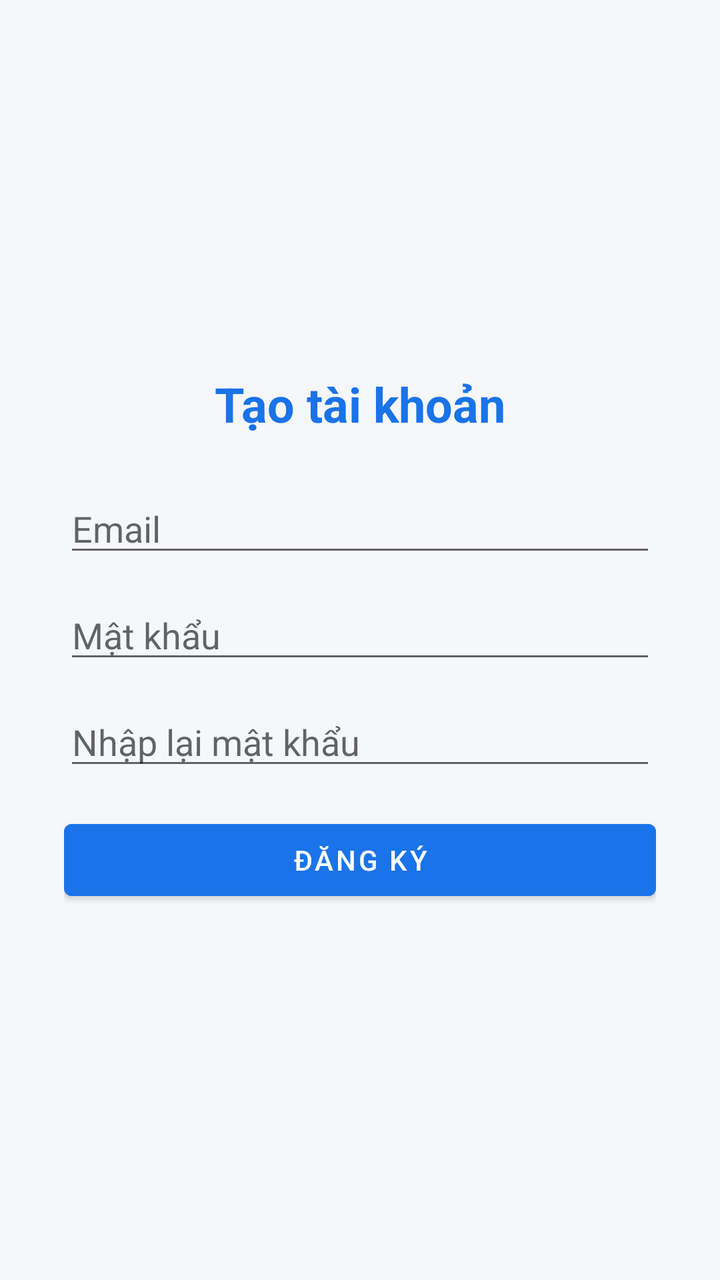
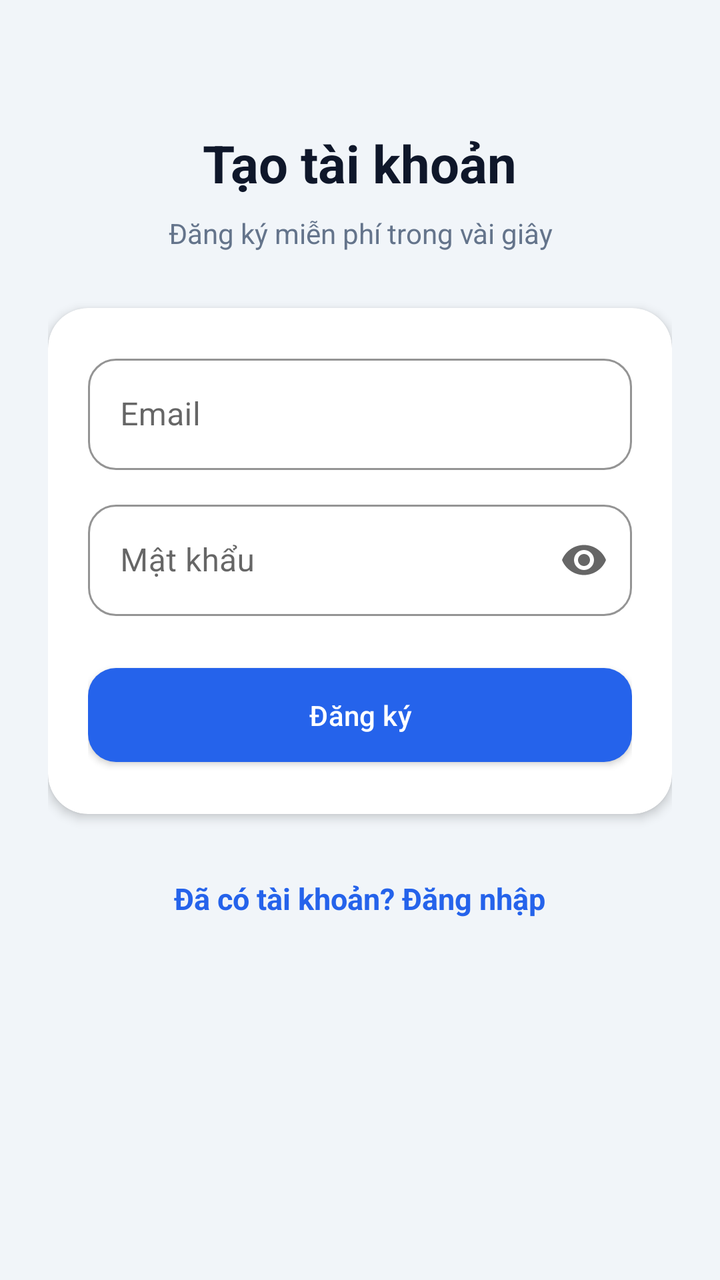

The first picture is an Android layout as it rendered before a commit; the second is the same layout after the commit. The layout source and the unified diff follow.
<!-- AndroidManifest.xml: application theme Theme.JobFinder -->
<!-- res/layout/activity_register.xml -->
<?xml version="1.0" encoding="utf-8"?>
<LinearLayout xmlns:android="http://schemas.android.com/apk/res/android"
    android:layout_width="match_parent"
    android:layout_height="match_parent"
    android:orientation="vertical"
    android:gravity="center"
    android:padding="32dp"
    android:background="@color/background">

    <TextView
        android:layout_width="wrap_content"
        android:layout_height="wrap_content"
        android:text="@string/register_title"
        android:textSize="24sp"
        android:textStyle="bold"
        android:textColor="@color/brand_primary"
        android:layout_marginBottom="24dp" />

    <EditText
        android:id="@+id/edtEmail"
        android:layout_width="match_parent"
        android:layout_height="wrap_content"
        android:hint="@string/email_hint"
        android:inputType="textEmailAddress" />

    <EditText
        android:id="@+id/edtPassword"
        android:layout_width="match_parent"
        android:layout_height="wrap_content"
        android:layout_marginTop="12dp"
        android:hint="@string/password_hint"
        android:inputType="textPassword" />

    <EditText
        android:id="@+id/edtPasswordConfirm"
        android:layout_width="match_parent"
        android:layout_height="wrap_content"
        android:layout_marginTop="12dp"
        android:hint="Nhập lại mật khẩu"
        android:inputType="textPassword" />

    <ProgressBar
        android:id="@+id/progressBar"
        android:layout_width="wrap_content"
        android:layout_height="wrap_content"
        android:layout_marginTop="16dp"
        android:visibility="gone" />

    <Button
        android:id="@+id/btnRegister"
        android:layout_width="match_parent"
        android:layout_height="wrap_content"
        android:layout_marginTop="16dp"
        android:text="@string/register_button"
        android:backgroundTint="@color/brand_primary"
        android:textColor="@color/white" />

</LinearLayout>
<!-- resources referenced by this layout -->
<resources>
  <color name="background">#F5F7FA</color>
  <color name="brand_primary">#1A73E8</color>
  <color name="white">#FFFFFF</color>
  <string name="email_hint">Email</string>
  <string name="password_hint">Mật khẩu</string>
  <string name="register_button">Đăng ký</string>
  <string name="register_title">Tạo tài khoản</string>
  <style name="Theme.JobFinder" parent="Theme.MaterialComponents.DayNight.NoActionBar">
          <item name="colorPrimary">@color/brand_primary</item>
          <item name="colorPrimaryDark">@color/brand_primary_dark</item>
          <item name="colorAccent">@color/brand_accent</item>
          <item name="android:windowBackground">@color/background</item>
      </style>
  <color name="brand_primary_dark">#0F52A6</color>
  <color name="brand_accent">#FFB300</color>
</resources>

<!-- the commit's change to res/layout/activity_register.xml (unified diff, before → after) -->
@@ -1,58 +1,107 @@
 <?xml version="1.0" encoding="utf-8"?>
-<LinearLayout xmlns:android="http://schemas.android.com/apk/res/android"
+<ScrollView xmlns:android="http://schemas.android.com/apk/res/android"
+    xmlns:app="http://schemas.android.com/apk/res-auto"
     android:layout_width="match_parent"
     android:layout_height="match_parent"
-    android:orientation="vertical"
-    android:gravity="center"
-    android:padding="32dp"
+    android:fillViewport="true"
     android:background="@color/background">
 
-    <TextView
-        android:layout_width="wrap_content"
-        android:layout_height="wrap_content"
-        android:text="@string/register_title"
-        android:textSize="24sp"
-        android:textStyle="bold"
-        android:textColor="@color/brand_primary"
-        android:layout_marginBottom="24dp" />
-
-    <EditText
-        android:id="@+id/edtEmail"
+    <LinearLayout
         android:layout_width="match_parent"
         android:layout_height="wrap_content"
-        android:hint="@string/email_hint"
-        android:inputType="textEmailAddress" />
+        android:orientation="vertical"
+        android:padding="24dp"
+        android:gravity="center_horizontal">
 
-    <EditText
-        android:id="@+id/edtPassword"
-        android:layout_width="match_parent"
-        android:layout_height="wrap_content"
-        android:layout_marginTop="12dp"
-        android:hint="@string/password_hint"
-        android:inputType="textPassword" />
+        <View
+            android:layout_width="0dp"
+            android:layout_height="40dp" />
 
-    <EditText
-        android:id="@+id/edtPasswordConfirm"
-        android:layout_width="match_parent"
-        android:layout_height="wrap_content"
-        android:layout_marginTop="12dp"
-        android:hint="Nhập lại mật khẩu"
-        android:inputType="textPassword" />
+        <TextView
+            android:layout_width="wrap_content"
+            android:layout_height="wrap_content"
+            android:text="@string/register_title"
+            android:textSize="26sp"
+            android:textStyle="bold"
+            android:textColor="@color/text_primary" />
 
-    <ProgressBar
-        android:id="@+id/progressBar"
-        android:layout_width="wrap_content"
-        android:layout_height="wrap_content"
-        android:layout_marginTop="16dp"
-        android:visibility="gone" />
+        <TextView
+            android:layout_width="match_parent"
+            android:layout_height="wrap_content"
+            android:layout_marginTop="8dp"
+            android:gravity="center"
+            android:text="@string/register_subtitle"
+            android:textSize="14sp"
+            android:textColor="@color/text_secondary" />
 
-    <Button
-        android:id="@+id/btnRegister"
-        android:layout_width="match_parent"
-        android:layout_height="wrap_content"
-        android:layout_marginTop="16dp"
-        android:text="@string/register_button"
-        android:backgroundTint="@color/brand_primary"
-        android:textColor="@color/white" />
+        <com.google.android.material.card.MaterialCardView
+            android:layout_width="match_parent"
+            android:layout_height="wrap_content"
+            android:layout_marginTop="28dp"
+            app:cardCornerRadius="20dp"
+            app:cardElevation="3dp"
+            app:cardBackgroundColor="@color/surface">
 
-</LinearLayout>
+            <LinearLayout
+                android:layout_width="match_parent"
+                android:layout_height="wrap_content"
+                android:orientation="vertical"
+                android:padding="20dp">
+
+                <com.google.android.material.textfield.TextInputLayout
+                    android:layout_width="match_parent"
+                    android:layout_height="wrap_content"
+                    android:hint="@string/email_hint"
+                    style="@style/Widget.JobFinder.TextInput">
+                    <com.google.android.material.textfield.TextInputEditText
+                        android:id="@+id/edtEmail"
+                        android:layout_width="match_parent"
+                        android:layout_height="wrap_content"
+                        android:inputType="textEmailAddress"
+                        android:maxLines="1" />
+                </com.google.android.material.textfield.TextInputLayout>
+
+                <com.google.android.material.textfield.TextInputLayout
+                    android:layout_width="match_parent"
+                    android:layout_height="wrap_content"
+                    android:layout_marginTop="12dp"
+                    android:hint="@string/password_hint"
+                    app:endIconMode="password_toggle"
+                    style="@style/Widget.JobFinder.TextInput">
+                    <com.google.android.material.textfield.TextInputEditText
+                        android:id="@+id/edtPassword"
+                        android:layout_width="match_parent"
+                        android:layout_height="wrap_content"
+                        android:inputType="textPassword"
+                        android:maxLines="1" />
+                </com.google.android.material.textfield.TextInputLayout>
+
+                <com.google.android.material.button.MaterialButton
+                    android:id="@+id/btnRegister"
+                    android:layout_width="match_parent"
+                    android:layout_height="wrap_content"
+                    android:layout_marginTop="20dp"
+                    android:text="@string/register_button" />
+
+                <ProgressBar
+                    android:id="@+id/progressBar"
+                    android:layout_width="36dp"
+                    android:layout_height="36dp"
+                    android:layout_gravity="center"
+                    android:layout_marginTop="12dp"
+                    android:visibility="gone" />
+            </LinearLayout>
+        </com.google.android.material.card.MaterialCardView>
+
+        <TextView
+            android:id="@+id/tvLogin"
+            android:layout_width="wrap_content"
+            android:layout_height="wrap_content"
+            android:layout_marginTop="24dp"
+            android:padding="8dp"
+            android:text="@string/have_account"
+            android:textColor="@color/brand_primary"
+            android:textStyle="bold"
+            android:textSize="15sp" />
+    </LinearLayout>
+</ScrollView>
<!-- resource entries referenced after the edit -->
@@ -1,19 +1,47 @@
 <!-- resources referenced by this layout -->
 <resources>
-  <color name="background">#F5F7FA</color>
-  <color name="brand_primary">#1A73E8</color>
+  <color name="background">#F1F5F9</color>
+  <color name="brand_primary">#2563EB</color>
+  <color name="surface">#FFFFFF</color>
+  <color name="text_primary">#0F172A</color>
+  <color name="text_secondary">#64748B</color>
   <color name="white">#FFFFFF</color>
+  <style name="Widget.JobFinder.Button" parent="Widget.MaterialComponents.Button">
+          <item name="cornerRadius">14dp</item>
+          <item name="android:textAllCaps">false</item>
+          <item name="android:letterSpacing">0.01</item>
+          <item name="android:paddingTop">14dp</item>
+          <item name="android:paddingBottom">14dp</item>
+      </style>
   <string name="email_hint">Email</string>
+  <string name="have_account">Đã có tài khoản? Đăng nhập</string>
   <string name="password_hint">Mật khẩu</string>
   <string name="register_button">Đăng ký</string>
+  <string name="register_subtitle">Đăng ký miễn phí trong vài giây</string>
   <string name="register_title">Tạo tài khoản</string>
+  <style name="Widget.JobFinder.TextInput" parent="Widget.MaterialComponents.TextInputLayout.OutlinedBox">
+          <item name="boxCornerRadiusTopStart">14dp</item>
+          <item name="boxCornerRadiusTopEnd">14dp</item>
+          <item name="boxCornerRadiusBottomStart">14dp</item>
+          <item name="boxCornerRadiusBottomEnd">14dp</item>
+          <item name="boxStrokeColor">@color/brand_primary</item>
+      </style>
   <style name="Theme.JobFinder" parent="Theme.MaterialComponents.DayNight.NoActionBar">
           <item name="colorPrimary">@color/brand_primary</item>
           <item name="colorPrimaryDark">@color/brand_primary_dark</item>
-          <item name="colorAccent">@color/brand_accent</item>
+          <item name="colorPrimaryVariant">@color/brand_primary_dark</item>
+          <item name="colorSecondary">@color/brand_accent</item>
+          <item name="colorOnPrimary">@color/white</item>
+          <item name="colorOnSecondary">@color/white</item>
+          <item name="android:colorBackground">@color/background</item>
+          <item name="colorSurface">@color/surface</item>
+          <item name="android:statusBarColor">@color/brand_primary_dark</item>
+          <item name="android:navigationBarColor">@color/background</item>
           <item name="android:windowBackground">@color/background</item>
+          <item name="materialButtonStyle">@style/Widget.JobFinder.Button</item>
+          <item name="textInputStyle">@style/Widget.JobFinder.TextInput</item>
       </style>
-  <color name="brand_primary_dark">#0F52A6</color>
-  <color name="brand_accent">#FFB300</color>
+  <color name="brand_primary_dark">#1D4ED8</color>
+  <color name="brand_accent">#F59E0B</color>
 </resources>
 
